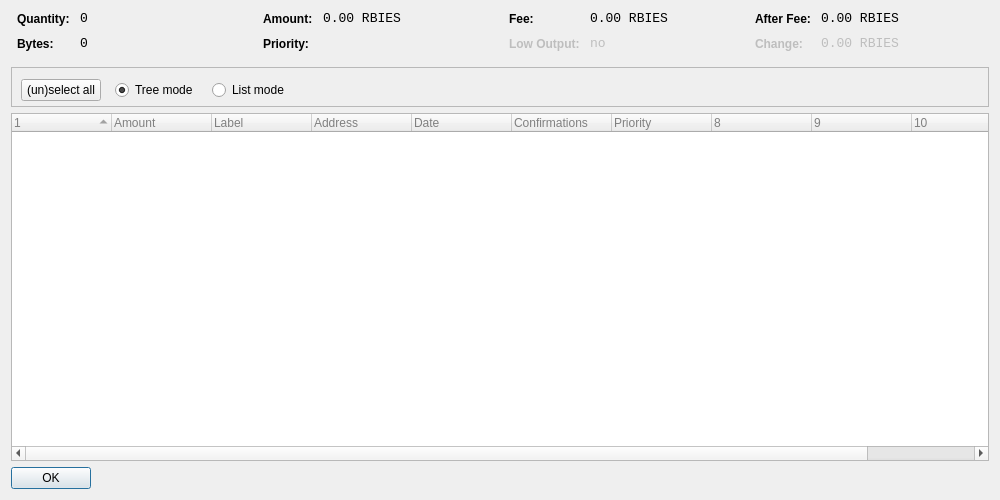
Before: the Qt Designer form src/qt/forms/coincontroldialog.ui in uniibu/rubies-core-dev, drawn with Qt 5.
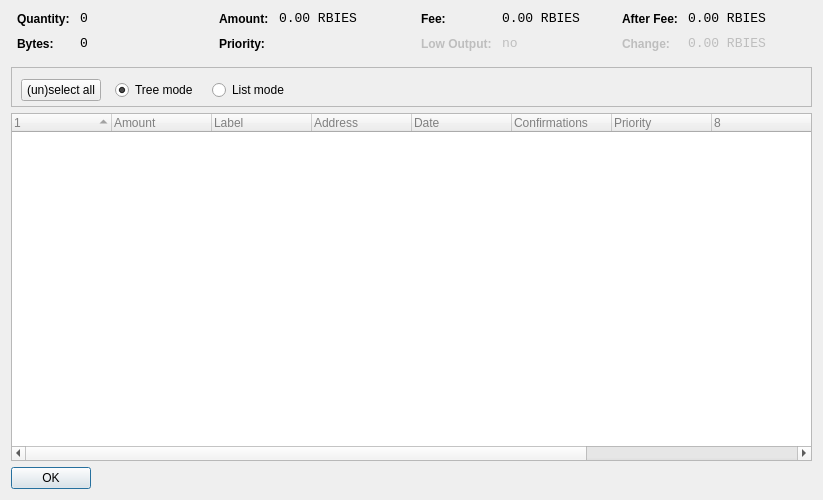
After: the same form once the commit is applied. Icons and pictures are not drawn. Custom widgets are drawn as their Qt base class.

The edit to the form file:
```diff
--- a/src/qt/forms/coincontroldialog.ui
+++ b/src/qt/forms/coincontroldialog.ui
@@ -6,7 +6,7 @@
    <rect>
     <x>0</x>
     <y>0</y>
-    <width>1000</width>
+    <width>823</width>
     <height>500</height>
    </rect>
   </property>
```
Left out of the diff: 25 changed lines with no effect on the pictures.
